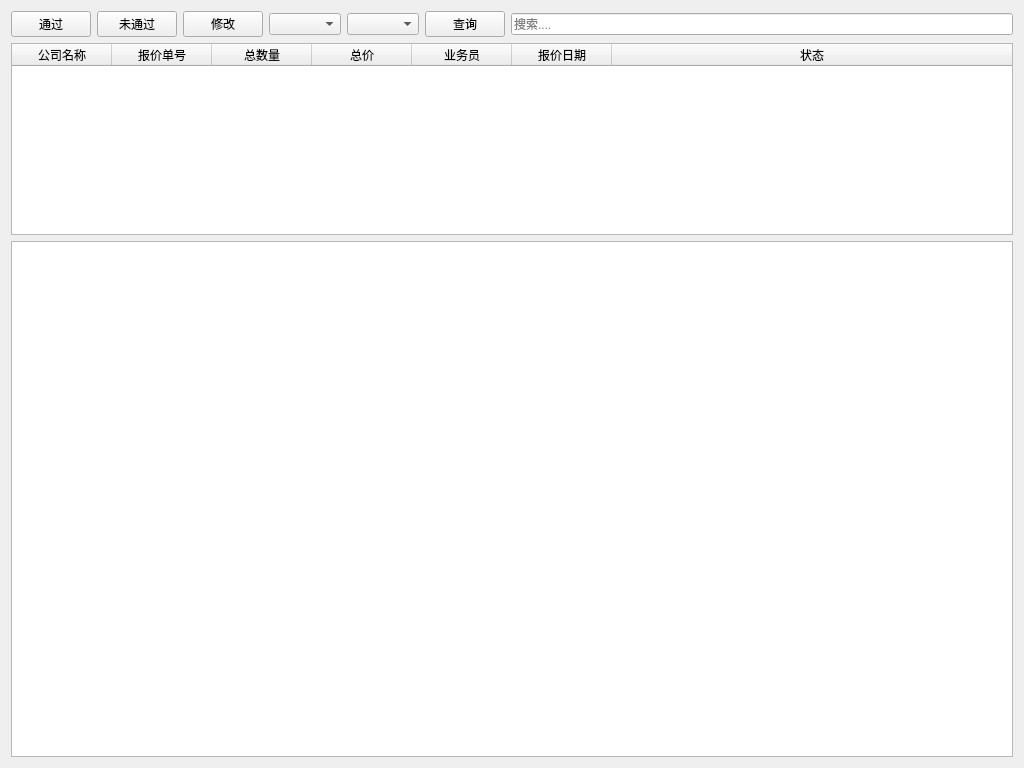
Old version of the form wxxd/sale/quote_check.ui in the repository djshao/mto.
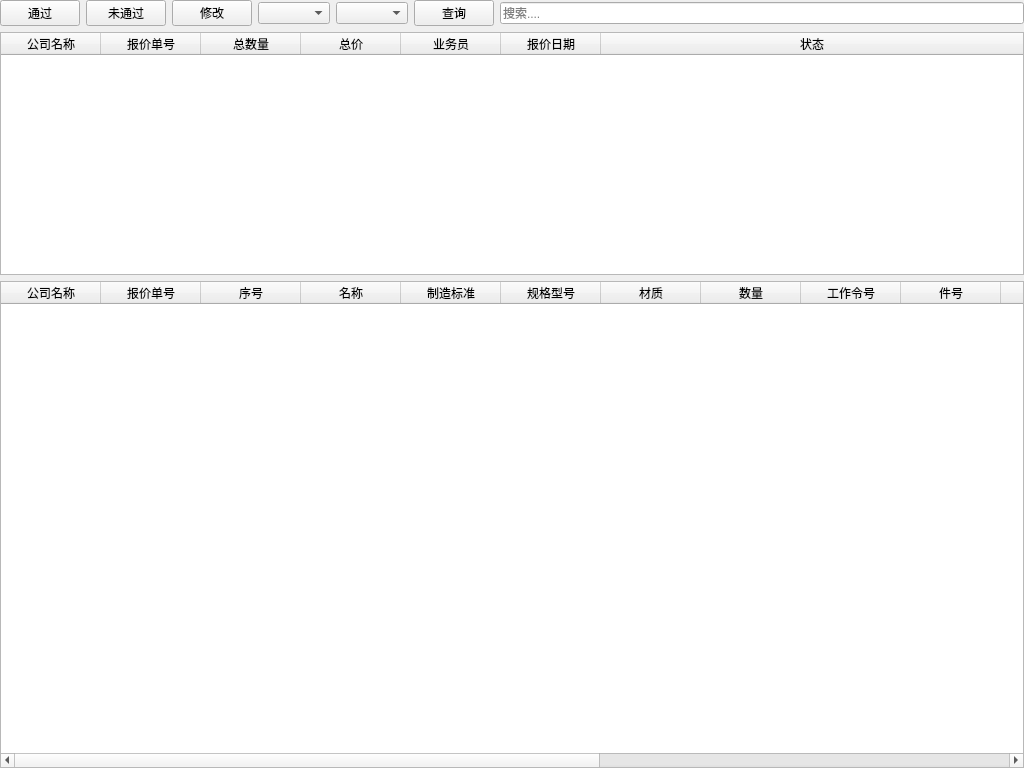
New version of the form. Icons and pictures are not drawn.

The edit to the form file:
```diff
--- a/wxxd/sale/quote_check.ui
+++ b/wxxd/sale/quote_check.ui
@@ -16,8 +16,20 @@
   <property name="toolTip">
    <string/>
   </property>
-  <layout class="QGridLayout" name="gridLayout">
-   <item row="0" column="0">
+  <layout class="QVBoxLayout" name="verticalLayout" stretch="0,1,2">
+   <property name="leftMargin">
+    <number>0</number>
+   </property>
+   <property name="topMargin">
+    <number>0</number>
+   </property>
+   <property name="rightMargin">
+    <number>0</number>
+   </property>
+   <property name="bottomMargin">
+    <number>0</number>
+   </property>
+   <item>
     <layout class="QHBoxLayout" name="horizontalLayout">
      <item>
       <widget class="QPushButton" name="Button_pass">
@@ -107,7 +119,7 @@
      </item>
     </layout>
    </item>
-   <item row="1" column="0">
+   <item>
     <widget class="QTableWidget" name="Quote_list">
      <property name="sizePolicy">
       <sizepolicy hsizetype="Preferred" vsizetype="Preferred">
@@ -161,8 +173,103 @@
      </column>
     </widget>
    </item>
-   <item row="2" column="0">
-    <widget class="QTableView" name="tableView"/>
+   <item>
+    <widget class="QTableWidget" name="Quote_detail">
+     <property name="sizePolicy">
+      <sizepolicy hsizetype="Preferred" vsizetype="Preferred">
+       <horstretch>0</horstretch>
+       <verstretch>0</verstretch>
+      </sizepolicy>
+     </property>
+     <property name="toolTip">
+      <string>报价明细</string>
+     </property>
+     <column>
+      <property name="text">
+       <string>公司名称</string>
+      </property>
+     </column>
+     <column>
+      <property name="text">
+       <string>报价单号</string>
+      </property>
+     </column>
+     <column>
+      <property name="text">
+       <string>序号</string>
+      </property>
+     </column>
+     <column>
+      <property name="text">
+       <string>名称</string>
+      </property>
+     </column>
+     <column>
+      <property name="text">
+       <string>制造标准</string>
+      </property>
+     </column>
+     <column>
+      <property name="text">
+       <string>规格型号</string>
+      </property>
+     </column>
+     <column>
+      <property name="text">
+       <string>材质</string>
+      </property>
+     </column>
+     <column>
+      <property name="text">
+       <string>数量</string>
+      </property>
+     </column>
+     <column>
+      <property name="text">
+       <string>工作令号</string>
+      </property>
+     </column>
+     <column>
+      <property name="text">
+       <string>件号</string>
+      </property>
+     </column>
+     <column>
+      <property name="text">
+       <string>单价</string>
+      </property>
+     </column>
+     <column>
+      <property name="text">
+       <string>总价</string>
+      </property>
+     </column>
+     <column>
+      <property name="text">
+       <string>单重</string>
+      </property>
+     </column>
+     <column>
+      <property name="text">
+       <string>公斤价</string>
+      </property>
+     </column>
+     <column>
+      <property name="text">
+       <string>加工费</string>
+      </property>
+     </column>
+     <column>
+      <property name="text">
+       <string>其他费用</string>
+      </property>
+     </column>
+     <column>
+      <property name="text">
+       <string>备注</string>
+      </property>
+     </column>
+    </widget>
    </item>
   </layout>
  </widget>
```
